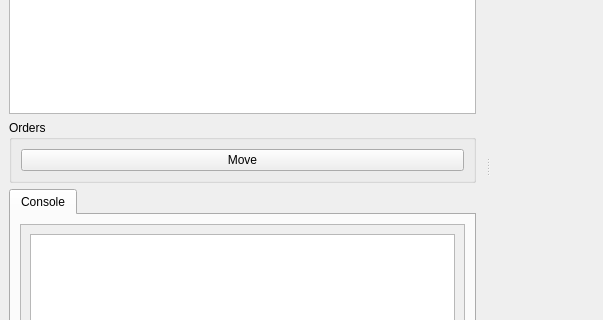
Qt form kiai/mainWindow.ui (PembrokeNS/sakusen) before a commit; both pictures show x 0 to 603 and y 154 to 474 of the 759 by 662 pixel window.
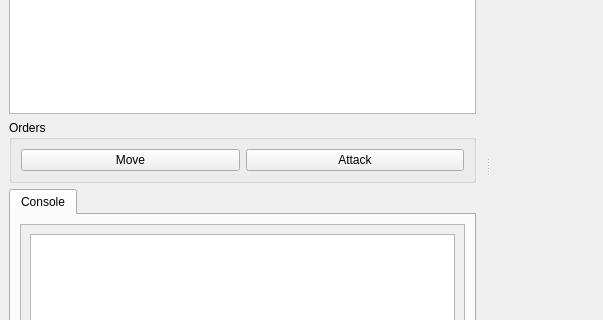
The same form after that commit. Custom widgets are drawn as their Qt base class.

Diff of the .ui file:
```diff
--- a/kiai/mainWindow.ui
+++ b/kiai/mainWindow.ui
@@ -29,6 +29,19 @@
          <property name="text">
           <string>Move</string>
          </property>
+         <property name="checkable">
+          <bool>true</bool>
+         </property>
+        </widget>
+       </item>
+       <item>
+        <widget class="KPushButton" name="attack">
+         <property name="text">
+          <string>Attack</string>
+         </property>
+         <property name="checkable">
+          <bool>true</bool>
+         </property>
         </widget>
        </item>
       </layout>
```
Left out of the diff: 2 changed lines with no effect on the pictures.
